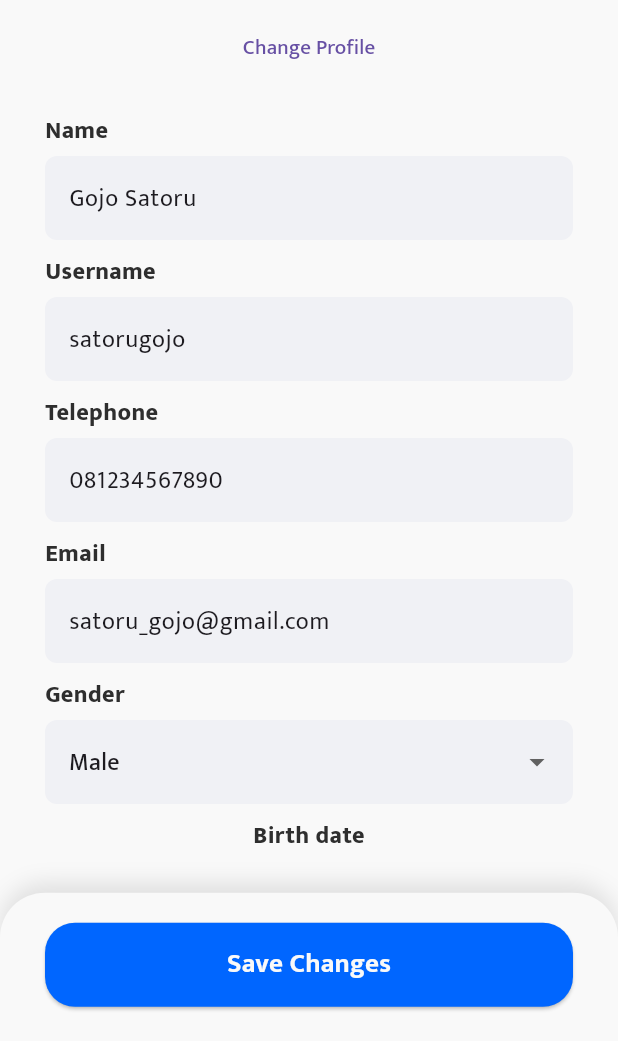
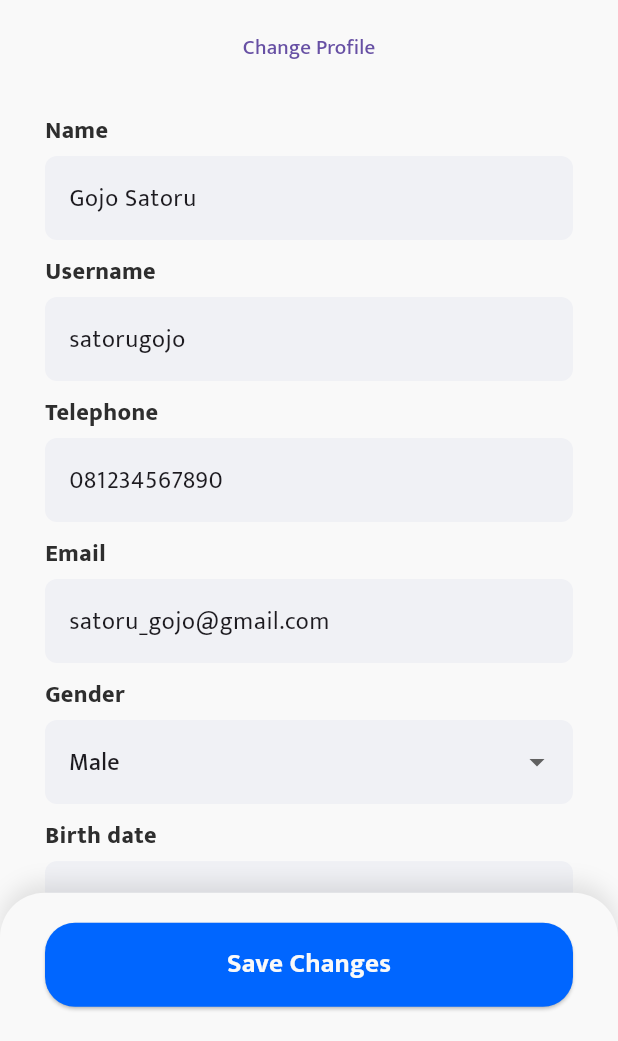
Before and after one commit to felix-malvin/quality_education_flutter_app, a Flutter app: the EditProfilePage screen opened directly, scrolled down 76 dp, on a phone screen of 412 x 824 dp, the part 195-1236 px from its top. Run offline on Flutter 3.47's test engine with Material 3 defaults, Android fonts, the phone set to English and light mode, and no system bars; our stand-ins replace flutter_svg, shimmer; missing offline and left inert: barcode.

Commit message:
Membuat fungsi buildDatePickerField

```diff
--- a/lib/pages/edit_profile.dart
+++ b/lib/pages/edit_profile.dart
@@ -318,7 +318,36 @@ class _EditProfilePageState extends State<EditProfilePage> {
           ),
         ),
         SizedBox(height: 5),
-
+        InkWell(
+          onTap: onTap,
+          borderRadius: BorderRadius.circular(8),
+          child: InputDecorator(
+            decoration: InputDecoration(
+              filled: true,
+              fillColor: Color(0xFFF0F1F5),
+              border: OutlineInputBorder(
+                borderRadius: BorderRadius.circular(8),
+                borderSide: BorderSide.none,
+              ),
+              focusedBorder: OutlineInputBorder(
+                borderSide: BorderSide(color: Color(0xFF0066FF), width: 1),
+                borderRadius: BorderRadius.circular(8),
+              ),
+            ),
+            child: Padding(
+              padding: const EdgeInsets.symmetric(vertical: 6, horizontal: 4),
+              child: Text(
+                selectedDate != null
+                    ? "${selectedDate.day}/${selectedDate.month}/${selectedDate.year}"
+                    : 'Pilih tanggal',
+                style: TextStyle(
+                  color: selectedDate != null ? Colors.black : Colors.grey[600],
+                  fontSize: 16,
+                ),
+              ),
+            ),
+          ),
+        ),
       ],
     );
   }
```
